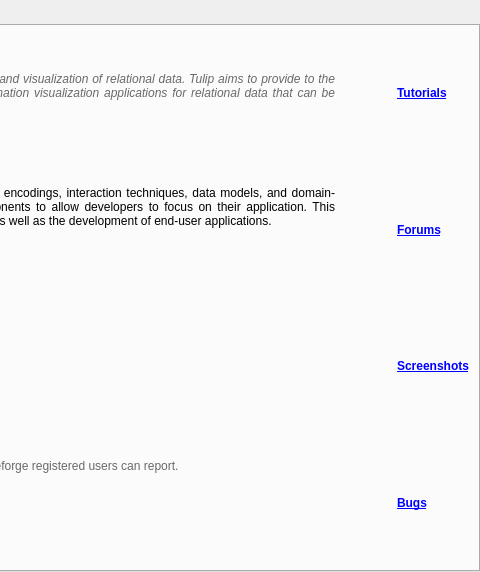
Tulip-Dev/tulip, file library/tulip-gui/designer/AboutTulipPage.ui: the form before one commit; both pictures show x 427 to 907 and y 0 to 572 of the 907 by 572 pixel window.
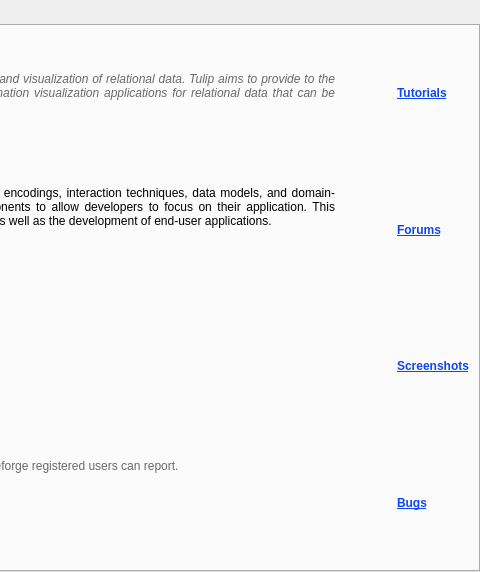
The form after the commit. The open tabs and pages were chosen to show the change. Icons and pictures are not drawn.

Commit message: minor fixes for dark mode support of html links

The edit to the form file:
```diff
--- a/library/tulip-gui/designer/AboutTulipPage.ui
+++ b/library/tulip-gui/designer/AboutTulipPage.ui
@@ -461,7 +461,7 @@
                 <string notr="true">font: bold;</string>
                </property>
                <property name="text">
-                <string>&lt;a href=&quot;http://tulip.labri.fr/TulipDrupal/?q=tutorials&quot;&gt;Tutorials&lt;/a&gt;</string>
+                <string>&lt;a href=&quot;http://tulip.labri.fr/TulipDrupal/?q=tutorials&quot;&gt;&lt;span style=&quot; color:#0d47f1;&quot;&gt;Tutorials&lt;/span&gt;&lt;/a&gt;</string>
                </property>
                <property name="openExternalLinks">
                 <bool>true</bool>
@@ -506,7 +506,7 @@
                 <string notr="true">font: bold;</string>
                </property>
                <property name="text">
-                <string>&lt;a href=&quot;http://sourceforge.net/projects/auber/forums/forum/206283&quot;&gt;Forums&lt;/a&gt;</string>
+                <string>&lt;a href=&quot;http://sourceforge.net/projects/auber/forums/forum/206283&quot;&gt;&lt;span style=&quot; color:#0d47f1;&quot;&gt;Forums&lt;/span&gt;&lt;/a&gt;</string>
                </property>
                <property name="openExternalLinks">
                 <bool>true</bool>
@@ -551,7 +551,7 @@
                 <string notr="true">font: bold;</string>
                </property>
                <property name="text">
-                <string>&lt;a href=&quot;http://tulip.labri.fr/TulipDrupal/?q=screenshots&quot;&gt;Screenshots&lt;/a&gt;</string>
+                <string>&lt;a href=&quot;http://tulip.labri.fr/TulipDrupal/?q=screenshots&quot;&gt;&lt;span style=&quot; color:#0d47f1;&quot;&gt;Screenshots&lt;/span&gt;&lt;/a&gt;</string>
                </property>
                <property name="openExternalLinks">
                 <bool>true</bool>
@@ -596,7 +596,7 @@
                 <string notr="true">font: bold;</string>
                </property>
                <property name="text">
-                <string>&lt;a href=&quot;http://sourceforge.net/p/auber/bugs&quot;&gt;Bugs&lt;/a&gt;</string>
+                <string>&lt;a href=&quot;http://sourceforge.net/p/auber/bugs&quot;&gt;&lt;span style=&quot; color:#0d47f1;&quot;&gt;Bugs&lt;/span&gt;&lt;/a&gt;</string>
                </property>
                <property name="openExternalLinks">
                 <bool>true</bool>
```
The commit also changes 1 other file.
